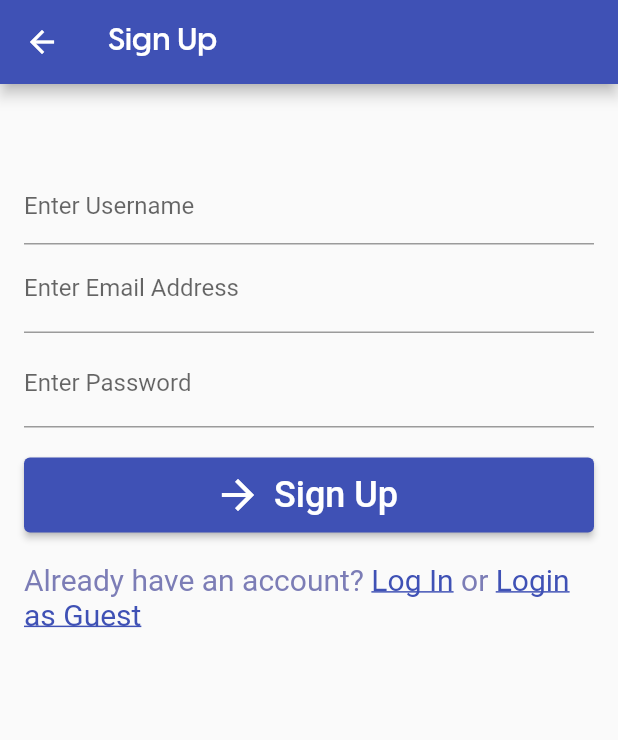
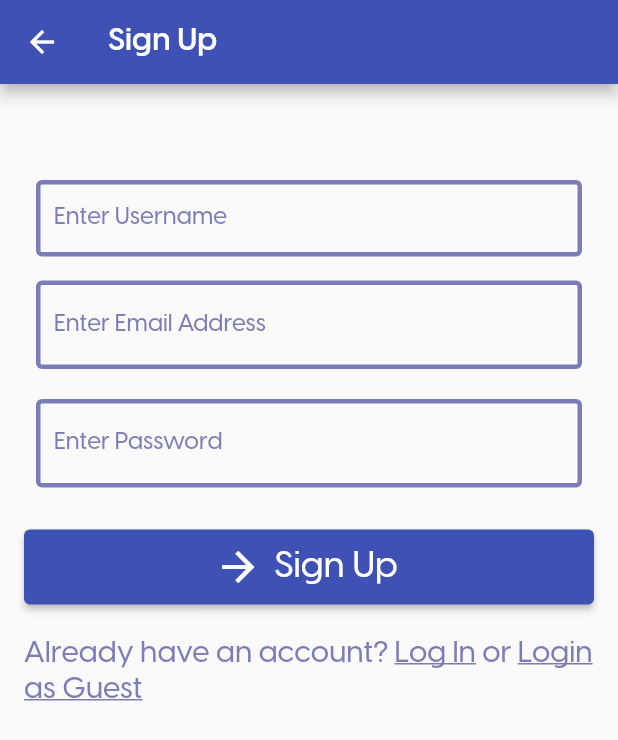
Before and after one commit to Fabian-Peter/mobile-app-dev, a Flutter app: the SignUpScreen screen opened directly with empty values, on a phone screen of 412 x 824 dp. Shown: the top 740 px of the screen. Run offline on Flutter 3.47's test engine with Material 2 defaults, Android fonts, the phone set to English and light mode, and no system bars; our stand-ins replace cached_network_image, email_validator, firebase_auth, firebase_core, firebase_database, firebase_storage and 2 more; missing offline and left inert: firebase_ui_auth, outline_search_bar, textfield_tags; accounts and stored records are empty; network calls fail; statements that could not run were skipped.

Commit message:
design log in

```diff
--- a/DiaBeatThis/lib/screens/signUp_screen.dart
+++ b/DiaBeatThis/lib/screens/signUp_screen.dart
@@ -52,10 +52,25 @@ class _SignUpScreen extends State<SignUpScreen> {
             mainAxisAlignment: MainAxisAlignment.center,
             children: [
               const SizedBox(height: 40),
-              TextFormField(
+              Padding(
+                padding: const EdgeInsets.all(8.0),
+                child: TextFormField(
                   controller: usernameController,
                   decoration: const InputDecoration(
-                    labelText: "Enter Username", isDense: true),
+                    labelText: "Enter Username",
+                    labelStyle: TextStyle(
+                        fontFamily: "VisbyMedium", color: COLOR_INDIGO_LIGHT),
+                    isDense: true,
+                    enabledBorder: OutlineInputBorder(
+                        borderSide:
+                            BorderSide(color: COLOR_INDIGO_LIGHT, width: 3.0)),
+                    border: OutlineInputBorder(
+                      borderSide: BorderSide(
+                        color: COLOR_INDIGO_LIGHT,
+                        width: 3.0,
+                      ),
+                    ),
+                  ),
                   autovalidateMode: AutovalidateMode.onUserInteraction,
                   validator: (value) {
                     if (value!.isEmpty) {
@@ -64,28 +79,60 @@ class _SignUpScreen extends State<SignUpScreen> {
                     return null;
                   },
                 ),
-              TextFormField(
+              ),
+              Padding(
+                padding: const EdgeInsets.all(8.0),
+                child: TextFormField(
                   controller: emailController,
                   cursorColor: Colors.white,
                   textInputAction: TextInputAction.next,
-                decoration:
-                    const InputDecoration(labelText: "Enter Email Address"),
+                  decoration: const InputDecoration(
+                    labelText: "Enter Email Address",
+                    labelStyle: TextStyle(
+                        fontFamily: "VisbyMedium", color: COLOR_INDIGO_LIGHT),
+                    enabledBorder: OutlineInputBorder(
+                        borderSide:
+                            BorderSide(color: COLOR_INDIGO_LIGHT, width: 3.0)),
+                    border: OutlineInputBorder(
+                      borderSide: BorderSide(
+                        color: COLOR_INDIGO_LIGHT,
+                        width: 3.0,
+                      ),
+                    ),
+                  ),
                   autovalidateMode: AutovalidateMode.onUserInteraction,
                   validator: (email) =>
                       email != null && !EmailValidator.validate(email)
                           ? "Enter a valid email"
                           : null,
                 ),
+              ),
               const SizedBox(height: 4),
-              TextFormField(
+              Padding(
+                padding: const EdgeInsets.all(8.0),
+                child: TextFormField(
                   controller: passwordController,
                   textInputAction: TextInputAction.done,
-                decoration: const InputDecoration(labelText: "Enter Password"),
+                  decoration: const InputDecoration(
+                    labelText: "Enter Password",
+                    labelStyle: TextStyle(
+                        fontFamily: "VisbyMedium", color: COLOR_INDIGO_LIGHT),
+                    enabledBorder: OutlineInputBorder(
+                        borderSide:
+                            BorderSide(color: COLOR_INDIGO_LIGHT, width: 3.0)),
+                    border: OutlineInputBorder(
+                      borderSide: BorderSide(
+                        color: COLOR_INDIGO_LIGHT,
+                        width: 3.0,
+                      ),
+                    ),
+                  ),
                   obscureText: true,
                   autovalidateMode: AutovalidateMode.onUserInteraction,
                   validator: (value) => value != null && value.length < 6
                       ? "Password must be at least 6 characters!"
                       : null,
+                ),
               ),
               const SizedBox(height: 20),
               ElevatedButton.icon(
@@ -94,31 +141,40 @@ class _SignUpScreen extends State<SignUpScreen> {
                 icon: const Icon(Icons.arrow_forward, size: 32),
                 label: const Text(
                   "Sign Up",
-                  style: TextStyle(fontSize: 24),
+                  style: TextStyle(fontFamily: "VisbyMedium", fontSize: 24),
                 ),
-                onPressed: singUp,
+                onPressed: signUp,
               ),
               const SizedBox(height: 20),
               RichText(
                   text: TextSpan(
-                style: const TextStyle(color: COLOR_INDIGO_LIGHT, fontSize: 20),
+                style: const TextStyle(
+                    fontFamily: "VisbyMedium",
+                    color: COLOR_INDIGO_LIGHT,
+                    fontSize: 20),
                 text: "Already have an account? ",
                 children: [
                   TextSpan(
                     recognizer: TapGestureRecognizer()
                       ..onTap = widget.onClickedSignIn,
                     text: "Log In",
+                    style: const TextStyle(
+                        fontFamily: "VisbyMedium",
+                        decoration: TextDecoration.underline,
+                        color: COLOR_INDIGO_LIGHT),
+                  ),
+                  const TextSpan(
+                      text: " or ",
                       style: TextStyle(
-                        decoration: TextDecoration.underline,
-                        color: Theme.of(context).colorScheme.secondary),
-                  ),
-                  const TextSpan(text: " or "),
+                          fontFamily: "VisbyMedium",
+                          color: COLOR_INDIGO_LIGHT)),
                   TextSpan(
                     recognizer: TapGestureRecognizer()..onTap = guestLogin,
                     text: "Login as Guest",
-                    style: TextStyle(
+                    style: const TextStyle(
+                        fontFamily: "VisbyMedium",
                         decoration: TextDecoration.underline,
-                        color: Theme.of(context).colorScheme.secondary),
+                        color: COLOR_INDIGO_LIGHT),
                   )
                 ],
               ))
@@ -129,7 +185,7 @@ class _SignUpScreen extends State<SignUpScreen> {
     );
   }
 
-  Future singUp() async {
+  Future signUp() async {
     final isValid = formKey.currentState!.validate();
     if (!isValid) return;
     showDialog(
```
Also changed, not shown: DiaBeatThis/lib/screens/login_screen.dart (+47 -10 lines). Lines whose indentation alone changed are shown as unchanged.
